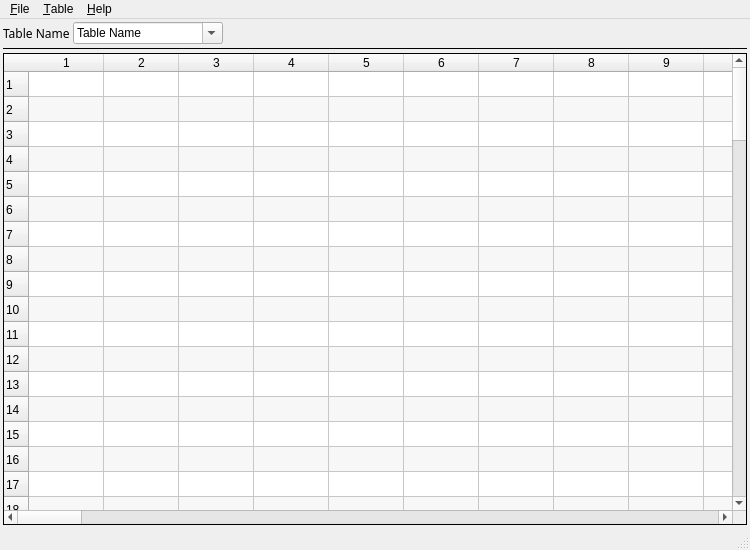
The window that DataBase Manager/gui/widgets/mainWindow.ui (Class-Tooraj/SimpleDataBaseManager) describes before a commit, drawn with Qt 5.
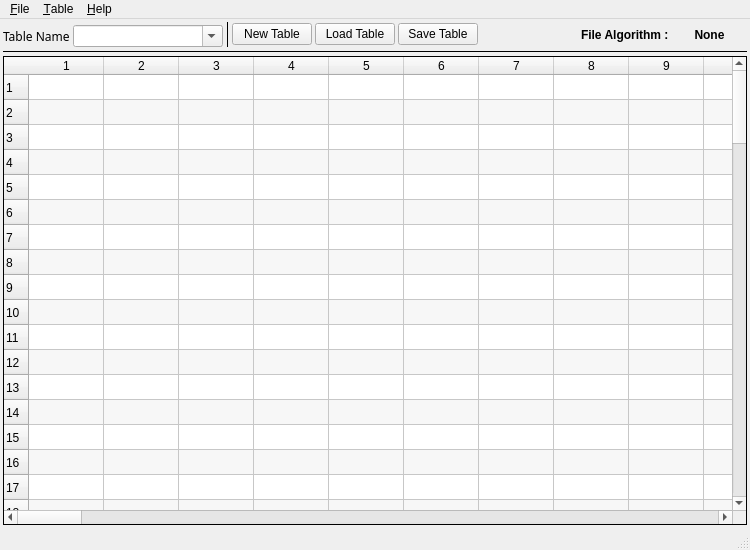
The same window after the commit.

What changed in the file:
```diff
--- a/DataBase Manager/gui/widgets/mainWindow.ui
+++ b/DataBase Manager/gui/widgets/mainWindow.ui
@@ -39,7 +39,12 @@
        <number>3</number>
       </property>
       <item>
+       <layout class="QHBoxLayout" name="horizontalLayout_2">
+        <item>
        <layout class="QFormLayout" name="formLayout">
+          <property name="topMargin">
+           <number>3</number>
+          </property>
         <item row="0" column="0">
          <widget class="QLabel" name="lbl_tableName">
           <property name="font">
@@ -72,7 +77,7 @@
            <bool>true</bool>
           </property>
           <property name="currentText">
-           <string>Table Name</string>
+             <string/>
           </property>
           <property name="sizeAdjustPolicy">
            <enum>QComboBox::AdjustToContents</enum>
@@ -83,16 +88,51 @@
           <property name="placeholderText">
            <string/>
           </property>
+           </widget>
+          </item>
+         </layout>
+        </item>
           <item>
+         <widget class="Line" name="line_2">
+          <property name="frameShadow">
+           <enum>QFrame::Plain</enum>
+          </property>
+          <property name="orientation">
+           <enum>Qt::Vertical</enum>
+          </property>
+         </widget>
+        </item>
+        <item>
+         <widget class="QPushButton" name="btn_newTable">
            <property name="text">
-            <string extracomment="Chose or Make Table">Table Name</string>
-           </property>
+           <string>New Table</string>
+          </property>
+         </widget>
           </item>
           <item>
+         <widget class="QPushButton" name="btn_loadTable">
+          <property name="locale">
+           <locale language="English" country="UnitedStates"/>
+          </property>
            <property name="text">
-            <string>-------------</string>
-           </property>
-          </item>
+           <string>Load Table</string>
+          </property>
+          <property name="autoDefault">
+           <bool>false</bool>
+          </property>
+          <property name="default">
+           <bool>false</bool>
+          </property>
+          <property name="flat">
+           <bool>false</bool>
+          </property>
+         </widget>
+        </item>
+        <item>
+         <widget class="QPushButton" name="btn_saveTable">
+          <property name="text">
+           <string>Save Table</string>
+          </property>
          </widget>
         </item>
        </layout>
@@ -110,6 +150,97 @@
         </property>
        </spacer>
       </item>
+      <item>
+       <layout class="QFormLayout" name="formLayout_2">
+        <property name="topMargin">
+         <number>6</number>
+        </property>
+        <item row="0" column="0">
+         <widget class="QLabel" name="lbl_nameAlgorithm">
+          <property name="sizePolicy">
+           <sizepolicy hsizetype="Fixed" vsizetype="Fixed">
+            <horstretch>0</horstretch>
+            <verstretch>0</verstretch>
+           </sizepolicy>
+          </property>
+          <property name="font">
+           <font>
+            <bold>true</bold>
+           </font>
+          </property>
+          <property name="layoutDirection">
+           <enum>Qt::LeftToRight</enum>
+          </property>
+          <property name="styleSheet">
+           <string notr="true"/>
+          </property>
+          <property name="locale">
+           <locale language="English" country="UnitedStates"/>
+          </property>
+          <property name="frameShape">
+           <enum>QFrame::NoFrame</enum>
+          </property>
+          <property name="frameShadow">
+           <enum>QFrame::Plain</enum>
+          </property>
+          <property name="text">
+           <string>File Algorithm :</string>
+          </property>
+          <property name="alignment">
+           <set>Qt::AlignLeading|Qt::AlignLeft|Qt::AlignVCenter</set>
+          </property>
+          <property name="textInteractionFlags">
+           <set>Qt::NoTextInteraction</set>
+          </property>
+         </widget>
+        </item>
+        <item row="0" column="1">
+         <widget class="QLabel" name="lbl_algorithm">
+          <property name="sizePolicy">
+           <sizepolicy hsizetype="Fixed" vsizetype="Minimum">
+            <horstretch>0</horstretch>
+            <verstretch>0</verstretch>
+           </sizepolicy>
+          </property>
+          <property name="minimumSize">
+           <size>
+            <width>75</width>
+            <height>0</height>
+           </size>
+          </property>
+          <property name="font">
+           <font>
+            <bold>true</bold>
+           </font>
+          </property>
+          <property name="layoutDirection">
+           <enum>Qt::LeftToRight</enum>
+          </property>
+          <property name="styleSheet">
+           <string notr="true"/>
+          </property>
+          <property name="locale">
+           <locale language="English" country="UnitedStates"/>
+          </property>
+          <property name="frameShape">
+           <enum>QFrame::NoFrame</enum>
+          </property>
+          <property name="frameShadow">
+           <enum>QFrame::Plain</enum>
+          </property>
+          <property name="text">
+           <string>None</string>
+          </property>
+          <property name="alignment">
+           <set>Qt::AlignCenter</set>
+          </property>
+          <property name="textInteractionFlags">
+           <set>Qt::NoTextInteraction</set>
+          </property>
+         </widget>
+        </item>
+       </layout>
+      </item>
      </layout>
     </item>
     <item>
```
Left out of the diff: 34 changed lines with no effect on the pictures. Lines whose indentation alone changed are shown as unchanged.
